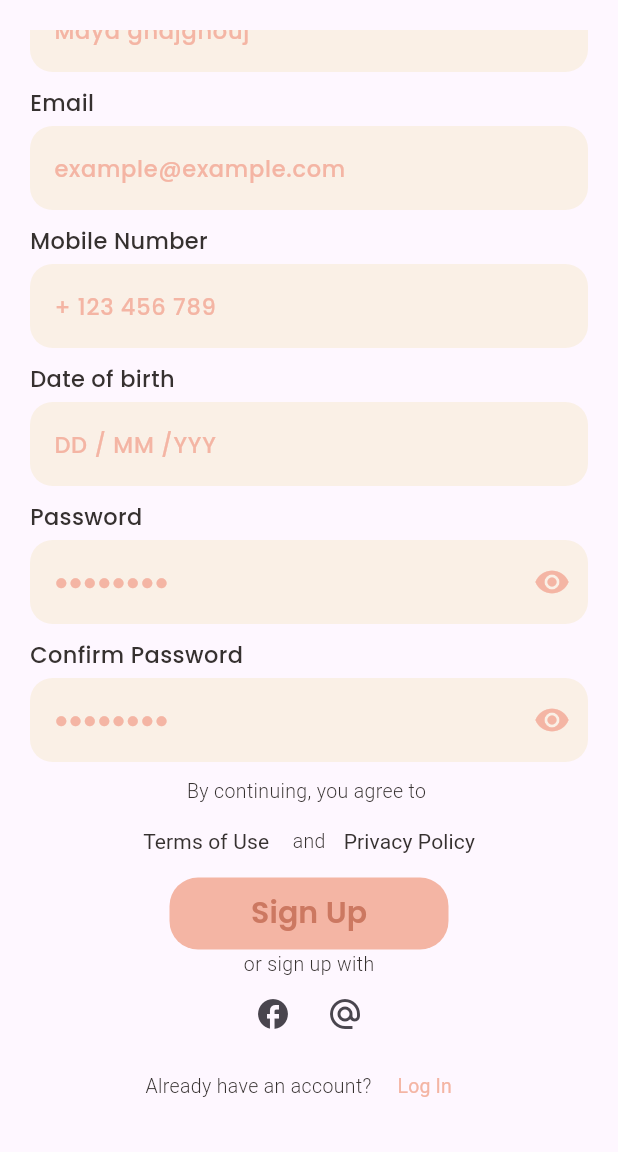
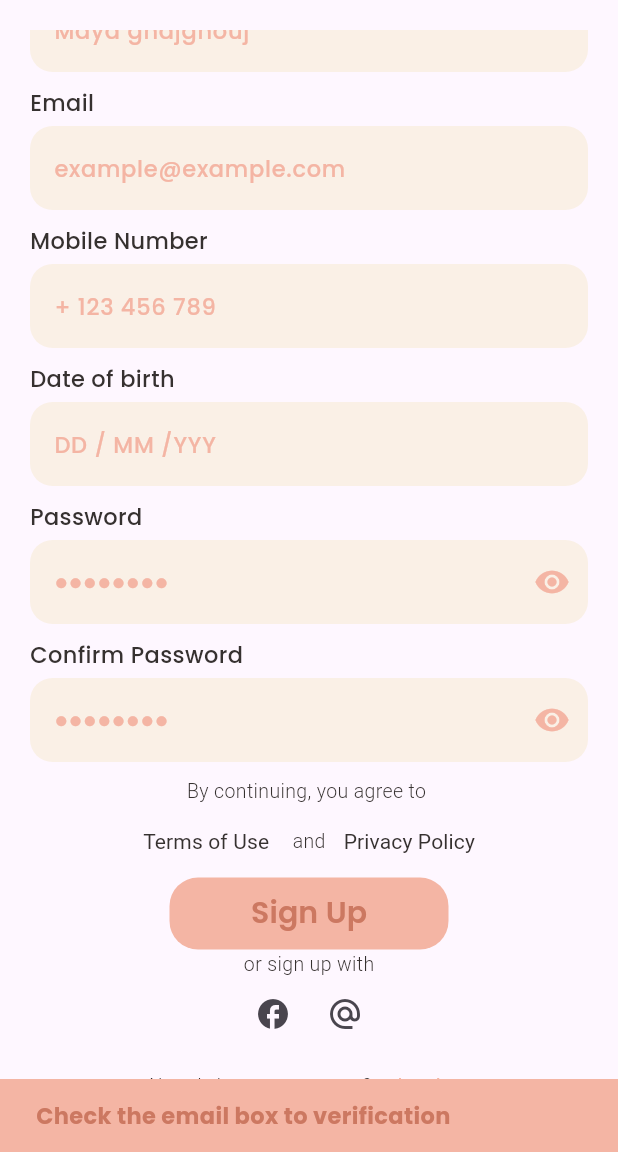
Before and after one commit to MayaGhajghouj/Market, a Flutter app: the Signup screen opened by its route, scrolled down 54 dp, after a tap on "Sign Up", on a phone screen of 412 x 824 dp, the part 84-1236 px from its top. Run offline on Flutter 3.47's test engine with Material 3 defaults, Android fonts, the phone set to English and light mode, and no system bars; our stand-ins replace cloud_firestore, firebase_auth, firebase_core, get; accounts and stored records are empty; network calls fail; Roboto replaces fonts that are missing (League Spartan).

Commit message:
Create Signup & login page and link it with firebase

```diff
--- a/lib/core/app_routers.dart
+++ b/lib/core/app_routers.dart
@@ -42,7 +42,7 @@ class AppPages {
     ),
     GetPage(
       name: Routes.SectionsLivingroom,
-      page: () => SectionsLivingroom(),
+      page: () => const SectionsLivingroom(),
     ),
     GetPage(
       name: Routes.ProductDes_Sofa,
@@ -50,35 +50,35 @@ class AppPages {
     ),
     GetPage(
       name: Routes.livingroom_HomePage,
-      page: () => livingroom_HomePage(),
+      page: () => const livingroom_HomePage(),
     ),
     GetPage(
       name: Routes.EditProfile,
-      page: () => EditProfile(),
+      page: () => const EditProfile(),
     ),
     GetPage(
       name: Routes.Profile,
-      page: () => Profile(),
+      page: () => const Profile(),
     ),
     GetPage(
       name: Routes.MyOrders,
-      page: () => MyOrders(),
+      page: () => const MyOrders(),
     ),
     GetPage(
       name: Routes.ReviewPage,
-      page: () => ReviewPage(),
+      page: () => const ReviewPage(),
     ),
     GetPage(
       name: Routes.WelcomeBackPage,
-      page: () => WelcomeBackPage(),
+      page: () => const WelcomeBackPage(),
     ),
     GetPage(
       name: Routes.SectionsDiningroom,
-      page: () => SectionsDiningroom(),
+      page: () => const SectionsDiningroom(),
     ),
     GetPage(
       name: Routes.Login,
-      page: () => Login(),
+      page: () =>  Login(),
     ),
     GetPage(
       name: Routes.Signup,
--- /dev/null
+++ b/lib/core/snackbar.dart
@@ -0,0 +1,23 @@
+
+import 'package:flutter/material.dart';
+
+import '../constants/colors.dart';
+
+void AppSnackBar ({required BuildContext context, required String msg }){
+
+  ScaffoldMessenger.of(context).showSnackBar(
+    SnackBar(
+        content: Text(msg,
+        style: const TextStyle(
+          fontSize: 15,
+          fontWeight: FontWeight.bold,
+          fontFamily: 'Poppins',
+          color: Terracotta,
+        ),
+        ),
+      backgroundColor: salmon,
+      duration: Duration(seconds: 5),
+  ),
+  );
+
+}
--- a/lib/main.dart
+++ b/lib/main.dart
@@ -35,7 +35,7 @@ class MyApp extends StatelessWidget {
         colorScheme: ColorScheme.fromSeed(seedColor: Colors.deepPurple),
         useMaterial3: true,
       ),
-      initialRoute: Routes.Login,
+      initialRoute: Routes.Signup,
       getPages: AppPages.Pages,
     );
   }
--- /dev/null
+++ b/lib/modules/login_signin_page/controllers/signupController.dart
@@ -0,0 +1,57 @@
+import 'package:cloud_firestore/cloud_firestore.dart';
+import 'package:firebase_auth/firebase_auth.dart';
+
+
+class AuthSignUpController{
+
+  final FirebaseAuth _auth = FirebaseAuth.instance;
+  final FirebaseFirestore _firestore = FirebaseFirestore.instance;
+
+  Future<void> AuthSignUpFunction (
+      {
+        required String fullName,
+        required String emailAddress,
+        required String mobileNumber,
+        required String dateOfBirth,
+        required String password,
+
+      }) async {
+    try {
+      final credentalUser = await _auth.createUserWithEmailAndPassword(
+        email: emailAddress,
+        password: password,
+      );
+      User? user = credentalUser.user;
+      print('====== $user ========');
+      if(user != null) // Create a new user with his informations
+      {
+        final userData = <String, dynamic>{
+          "fullName": fullName,
+          "emailAddress": emailAddress,
+          "mobileNumber": mobileNumber,
+          "dateOfBirth": dateOfBirth,
+        };
+        // Add a new document with a generated ID
+       await _firestore.collection("users").doc(user.uid).set(userData);
+      }
+      await user?.sendEmailVerification();
+      print('User registered successfully. Verification email sent.');
+
+    }//try
+    on FirebaseAuthException catch (e)
+    {
+      if (e.code == 'weak-password')
+      {
+        print('The password provided is too weak.');
+      }
+      else if (e.code == 'email-already-in-use')
+      {
+        print('The account already exists for that email.');
+      }
+    } catch (e)
+    {
+      print('error in sign up \n $e');
+    }
+  }
+
+}
--- a/lib/modules/login_signin_page/views/signup.dart
+++ b/lib/modules/login_signin_page/views/signup.dart
@@ -1,13 +1,22 @@
 import 'package:flutter/material.dart';
 import 'package:get/get.dart';
 import 'package:mmarket_interfaces/core/app_routers.dart';
+import 'package:mmarket_interfaces/core/snackbar.dart';
 import 'package:mmarket_interfaces/widgets_componants/formdata.dart';
 
 import '../../../constants/colors.dart';
+import '../controllers/signupController.dart';
 
 class Signup extends StatelessWidget {
-  const Signup({super.key});
-
+   Signup({super.key});
+   final TextEditingController fullName =TextEditingController();
+   final TextEditingController emailAddress =TextEditingController();
+   final TextEditingController mobileNumber =TextEditingController();
+   final TextEditingController dateOfBirth =TextEditingController();
+   final TextEditingController password =TextEditingController();
+   final TextEditingController confirmPassword =TextEditingController();
+   final _formKey = GlobalKey<FormState>();
+   final AuthSignUpController authSignUpController=AuthSignUpController();
   @override
   Widget build(BuildContext context) {
     return  Scaffold(
@@ -25,6 +34,7 @@ class Signup extends StatelessWidget {
       body: Padding(
         padding: const EdgeInsets.all(20.0),
         child: Form(
+          key: _formKey,
           child: SingleChildScrollView(
             child: Column(
               crossAxisAlignment: CrossAxisAlignment.start,
@@ -39,6 +49,7 @@ class Signup extends StatelessWidget {
                 ),
                 const SizedBox(height: 5.0,),
                 FormDataitem(
+                  controller: fullName,
                   keyboardtype: TextInputType.text,
                   hintext: 'Maya ghajghouj',
                   fontcolor: salmon,
@@ -55,6 +66,7 @@ class Signup extends StatelessWidget {
                 ),
                 const SizedBox(height: 5.0,),
                 FormDataitem(
+                  controller: emailAddress,
                     keyboardtype: TextInputType.emailAddress,
                     hintext: 'example@example.com',
                     fontcolor: salmon,
@@ -71,6 +83,7 @@ class Signup extends StatelessWidget {
                 ),
                 const SizedBox(height: 5.0,),
                 FormDataitem(
+                  controller: mobileNumber,
                     keyboardtype: TextInputType.phone,
                     hintext: '+ 123 456 789',
                     fontcolor: salmon,
@@ -87,6 +100,7 @@ class Signup extends StatelessWidget {
                 ),
                 const SizedBox(height: 5.0,),
                 FormDataitem(
+                  controller: dateOfBirth,
                     keyboardtype: TextInputType.datetime,
                     hintext: 'DD / MM /YYY',
                     fontcolor: salmon,
@@ -103,11 +117,12 @@ class Signup extends StatelessWidget {
                 ),
                 const SizedBox(height: 5.0,),
                 FormDataitem(
+                  controller: password,
                   obscuretext: true,
                     keyboardtype: TextInputType.text,
                     hintext: '●●●●●●●●',
                     fontcolor: salmon,
-                    suffixicon: Icon(Icons.remove_red_eye,
+                    suffixicon: const Icon(Icons.remove_red_eye,
                       color: salmon,
                     )
                 ),
@@ -123,16 +138,17 @@ class Signup extends StatelessWidget {
                 ),
                 const SizedBox(height: 5.0,),
                 FormDataitem(
+                  controller: confirmPassword,
                     keyboardtype: TextInputType.text,
                     hintext: '●●●●●●●●',
                     fontcolor: salmon,
-                    suffixicon: Icon(Icons.remove_red_eye,
+                    suffixicon: const Icon(Icons.remove_red_eye,
                       color: salmon,
                     )
                 ),
                 const SizedBox(height: 10.0,),
-                Center(
-                  child: const Text('By continuing, you agree to ',
+                const Center(
+                  child: Text('By continuing, you agree to ',
                     style: TextStyle(
                       fontSize: 13,
                       fontWeight: FontWeight.w300,
@@ -157,7 +173,7 @@ class Signup extends StatelessWidget {
                         ),
                       ),
                     ),
-                    Text('and',
+                    const Text('and',
                       style: TextStyle(
                         fontSize: 13,
                         fontWeight: FontWeight.w300,
@@ -183,14 +199,34 @@ class Signup extends StatelessWidget {
                 Center(
                   child: Container(
                     width: 186,
-                    decoration: BoxDecoration(
+                    decoration: const BoxDecoration(
                       shape: BoxShape.rectangle,
                       borderRadius: BorderRadius.all(Radius.circular(19.0)),
                       color: salmon,
                     ),
                     child: MaterialButton(
-                      onPressed: (){},
-                      child: Text('Sign Up',
+                      onPressed: ()  {
+                     if(_formKey.currentState!.validate()){
+                         authSignUpController.AuthSignUpFunction(
+                           fullName: fullName.text,
+                           emailAddress: emailAddress.text,
+                           mobileNumber: mobileNumber.text,
+                           dateOfBirth: dateOfBirth.text,
+                           password: password.text,).then((_){
+                           AppSnackBar(
+
+                               msg: 'Check the email box to verification', context: context);
+                           Future.delayed( const Duration(seconds: 4), ()
+                           {
+                             Get.toNamed(Routes.Login);
+                           });
+
+                         });
+
+                     }
+
+                      },
+                      child: const Text('Sign Up',
                         style: TextStyle(
                           fontWeight:FontWeight.w600 ,
                           fontSize:20 ,
@@ -217,13 +253,13 @@ class Signup extends StatelessWidget {
                       children: [
                         IconButton(
                             onPressed: (){},
-                            icon: Icon(
+                            icon: const Icon(
                               Icons.facebook_outlined,
                             )
                         ),
                         IconButton(
                             onPressed: (){},
-                            icon: Icon(
+                            icon: const Icon(
                               Icons.alternate_email,
                             )
                         ),
--- a/lib/widgets_componants/formdata.dart
+++ b/lib/widgets_componants/formdata.dart
@@ -4,6 +4,7 @@ import 'package:flutter/material.dart';
 import '../constants/colors.dart';
 
 Widget FormDataitem({
+  required TextEditingController controller,
   required TextInputType keyboardtype,
   required String hintext ,
   required Color fontcolor,
@@ -11,6 +12,7 @@ Widget FormDataitem({
   bool obscuretext=false,
 }){
   return TextFormField(
+    controller: controller,
     obscureText: obscuretext,
     keyboardType: keyboardtype,
     decoration: InputDecoration(
--- a/pubspec.yaml
+++ b/pubspec.yaml
@@ -37,6 +37,8 @@ dependencies:
   cupertino_icons: ^1.0.8
   firebase_storage: ^12.3.3
   firebase_core: ^3.6.0
+  firebase_auth: ^5.3.1
+  cloud_firestore: ^5.4.4
 
 dev_dependencies:
   flutter_test:
```
Also changed, not shown: lib/modules/login_signin_page/controllers/loginController.dart (added, +37 -0 lines), lib/modules/login_signin_page/views/login.dart (+23 -8 lines), pubspec.lock, 4 other files.
